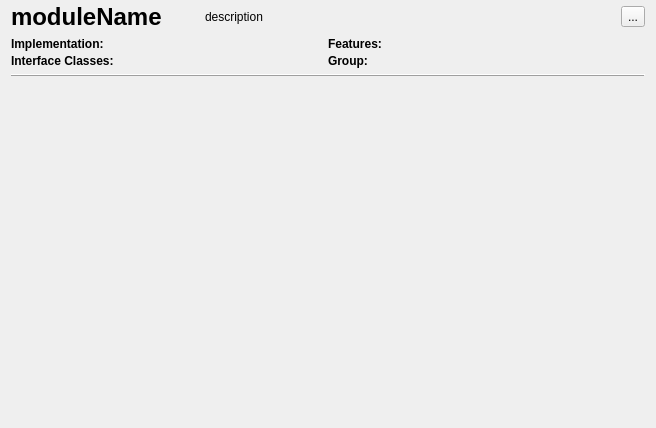
First picture: the form in frappy/gui/ui/modulewidget.ui, repository SampleEnvironment/frappy, before the edit.
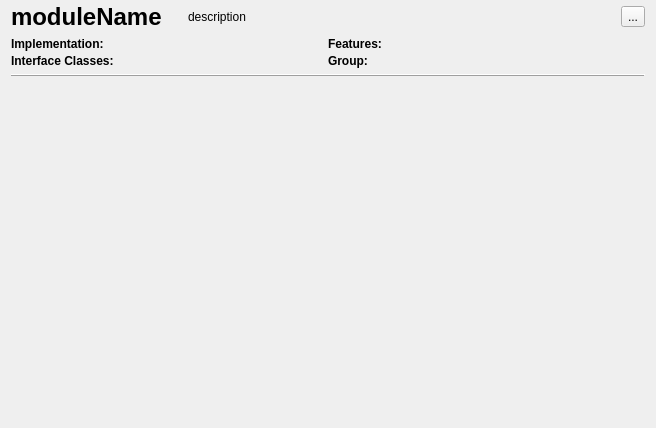
Second picture: the form after the edit. Icons and pictures are not drawn. Custom widgets are drawn as their Qt base class.

Commit message:
gui: full module description only in detailed mode
* take only the first line of the description, this makes the normal
  view more condensed if it is formatted like a git commit message or
  similar

What changed in the file:
```diff
--- a/frappy/gui/ui/modulewidget.ui
+++ b/frappy/gui/ui/modulewidget.ui
@@ -21,7 +21,7 @@
     <number>6</number>
    </property>
    <item>
-    <layout class="QHBoxLayout" name="horizontalLayout" stretch="1,1,10,0,0">
+    <layout class="QHBoxLayout" name="horizontalLayout" stretch="1,0,10,0,0">
      <item>
       <widget class="AnimatedLabel" name="moduleName">
        <property name="font">
@@ -46,7 +46,7 @@
        </property>
        <property name="sizeHint" stdset="0">
         <size>
-         <width>40</width>
+         <width>20</width>
          <height>20</height>
         </size>
        </property>
```
The commit also changes 1 other file.
